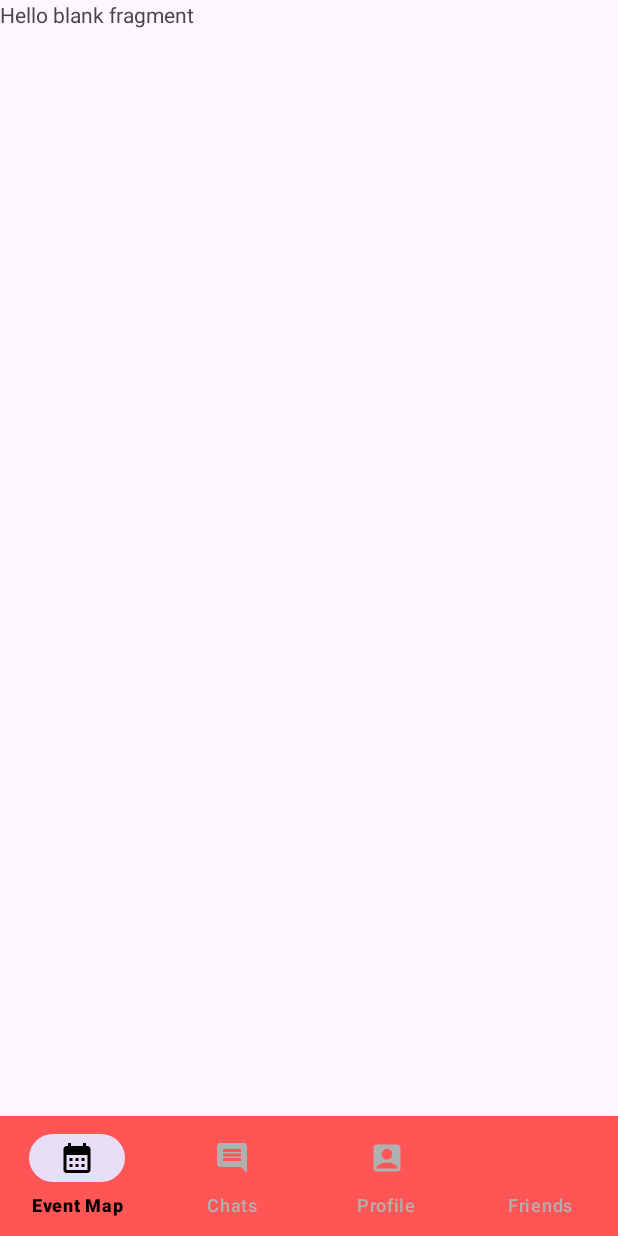
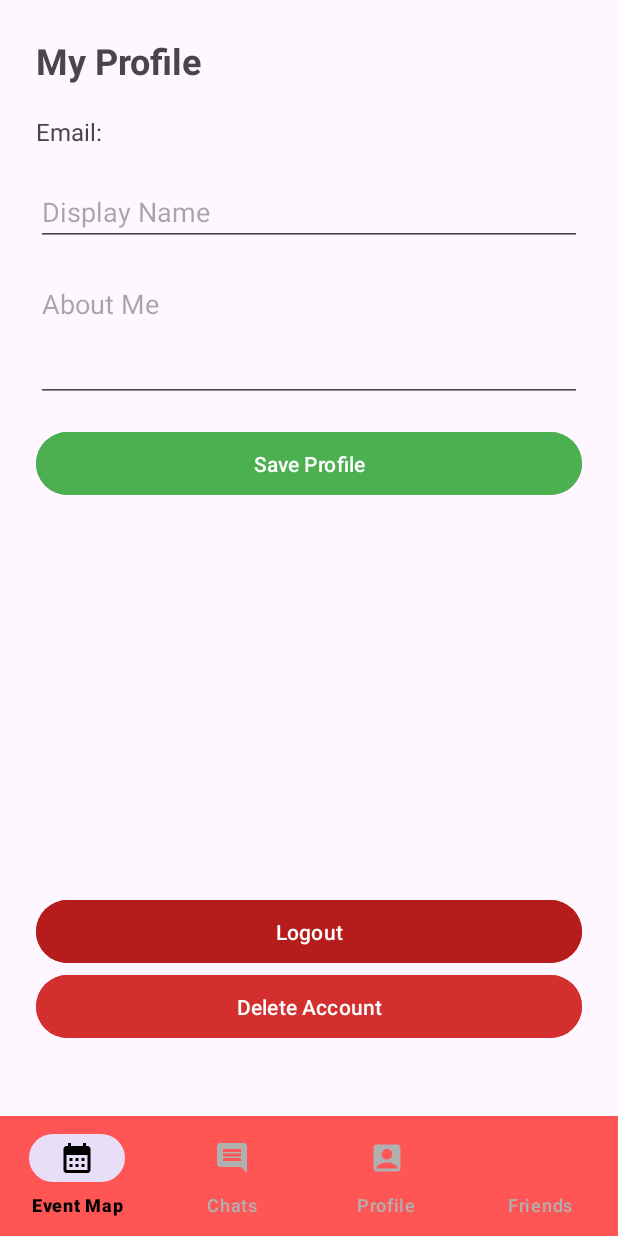
Before and after one commit to CodingKayvon/Zone, an Android app: the fragment profileFragment placed in its activity, on a phone screen of 412 x 824 dp. Run offline under Robolectric (Android 15) with nearby library versions, the phone set to English and light mode, and no system bars; our stand-ins replace Firebase (no records; nobody signed in at launch, a user with empty details on screens opened directly).

Commit message:
updated profile page to contain an about me button and display name. also created a logout and delete account button

```diff
--- a/app/build.gradle.kts
+++ b/app/build.gradle.kts
@@ -50,6 +50,7 @@ dependencies {
     implementation(libs.firebase.messaging)
     implementation(libs.firebase.inappmessaging.display)
     implementation(libs.firebase.database)
+    implementation(libs.firebase.database.ktx)
     testImplementation(libs.junit)
     androidTestImplementation(libs.androidx.junit)
     androidTestImplementation(libs.androidx.espresso.core)
--- a/app/src/main/java/com/example/zone/home/profileFragment.kt
+++ b/app/src/main/java/com/example/zone/home/profileFragment.kt
@@ -1,59 +1,104 @@
 package com.example.zone.home
 
+import android.content.Intent
 import android.os.Bundle
-import androidx.fragment.app.Fragment
 import android.view.LayoutInflater
 import android.view.View
 import android.view.ViewGroup
+import android.widget.*
+import androidx.fragment.app.Fragment
 import com.example.zone.R
+import com.example.zone.login.SignInActivity
+import com.google.android.material.dialog.MaterialAlertDialogBuilder
+import com.google.firebase.auth.FirebaseAuth
+import com.google.firebase.database.FirebaseDatabase
 
-// TODO: Rename parameter arguments, choose names that match
-// the fragment initialization parameters, e.g. ARG_ITEM_NUMBER
-private const val ARG_PARAM1 = "param1"
-private const val ARG_PARAM2 = "param2"
+class profileFragment : Fragment() {
 
-/**
- * A simple [Fragment] subclass.
- * Use the [profileFragment.newInstance] factory method to
- * create an instance of this fragment.
- */
-class profileFragment : Fragment() {
-    // TODO: Rename and change types of parameters
-    private var param1: String? = null
-    private var param2: String? = null
-
-    override fun onCreate(savedInstanceState: Bundle?) {
-        super.onCreate(savedInstanceState)
-        arguments?.let {
-            param1 = it.getString(ARG_PARAM1)
-            param2 = it.getString(ARG_PARAM2)
-        }
-    }
+    private lateinit var auth: FirebaseAuth
 
     override fun onCreateView(
         inflater: LayoutInflater, container: ViewGroup?,
         savedInstanceState: Bundle?
     ): View? {
-        // Inflate the layout for this fragment
-        return inflater.inflate(R.layout.fragment_profile, container, false)
+        val view = inflater.inflate(R.layout.fragment_profile, container, false)
+
+        auth = FirebaseAuth.getInstance()
+        val user = auth.currentUser
+        val uid = user?.uid
+        val database = FirebaseDatabase.getInstance().reference
+
+        val emailTextView = view.findViewById<TextView>(R.id.profileEmail)
+        val displayNameInput = view.findViewById<EditText>(R.id.displayNameInput)
+        val aboutMeInput = view.findViewById<EditText>(R.id.aboutMeInput)
+        val saveButton = view.findViewById<Button>(R.id.saveProfileButton)
+        val logoutButton = view.findViewById<Button>(R.id.logoutButton)
+        val deleteButton = view.findViewById<Button>(R.id.deleteAccountButton)
+
+        emailTextView.text = "Email: ${user?.email ?: "Not logged in"}"
+
+        // Load existing profile info
+        uid?.let {
+            database.child("users").child(it).get().addOnSuccessListener { snapshot ->
+                displayNameInput.setText(snapshot.child("displayName").value?.toString() ?: "")
+                aboutMeInput.setText(snapshot.child("aboutMe").value?.toString() ?: "")
+            }
+        }
+
+        // Save changes
+        saveButton.setOnClickListener {
+            val displayName = displayNameInput.text.toString().trim()
+            val aboutMe = aboutMeInput.text.toString().trim()
+
+            if (uid != null) {
+                val updates = mapOf(
+                    "displayName" to displayName,
+                    "aboutMe" to aboutMe
+                )
+                database.child("users").child(uid).updateChildren(updates)
+                    .addOnSuccessListener {
+                        Toast.makeText(requireContext(), "Profile updated", Toast.LENGTH_SHORT).show()
+                    }
+                    .addOnFailureListener {
+                        Toast.makeText(requireContext(), "Failed to save: ${it.message}", Toast.LENGTH_LONG).show()
+                    }
+            }
+        }
+
+        logoutButton.setOnClickListener {
+            auth.signOut()
+            val intent = Intent(requireContext(), SignInActivity::class.java)
+            startActivity(intent)
+            requireActivity().finish()
+        }
+
+        deleteButton.setOnClickListener {
+            showDeleteConfirmationDialog()
+        }
+
+        return view
     }
 
-    companion object {
-        /**
-         * Use this factory method to create a new instance of
-         * this fragment using the provided parameters.
-         *
-         * @param param1 Parameter 1.
-         * @param param2 Parameter 2.
-         * @return A new instance of fragment profileFragment.
-         */
-        // TODO: Rename and change types and number of parameters
-        @JvmStatic
-        fun newInstance(param1: String, param2: String) =
-            profileFragment().apply {
-                arguments = Bundle().apply {
-                    putString(ARG_PARAM1, param1)
-                    putString(ARG_PARAM2, param2)
+    private fun showDeleteConfirmationDialog() {
+        MaterialAlertDialogBuilder(requireContext())
+            .setTitle("Delete Account")
+            .setMessage("Are you sure you want to delete your account? This action cannot be undone.")
+            .setPositiveButton("Yes, Delete") { _, _ -> deleteAccount() }
+            .setNegativeButton("Cancel", null)
+            .show()
+    }
+
+    private fun deleteAccount() {
+        val user = auth.currentUser
+        user?.delete()
+            ?.addOnCompleteListener { task ->
+                if (task.isSuccessful) {
+                    Toast.makeText(requireContext(), "Account deleted", Toast.LENGTH_SHORT).show()
+                    val intent = Intent(requireContext(), SignInActivity::class.java)
+                    startActivity(intent)
+                    requireActivity().finish()
+                } else {
+                    Toast.makeText(requireContext(), "Failed to delete account: ${task.exception?.message}", Toast.LENGTH_LONG).show()
                 }
             }
     }
--- a/app/src/main/res/layout/fragment_profile.xml
+++ b/app/src/main/res/layout/fragment_profile.xml
@@ -1,14 +1,98 @@
 <?xml version="1.0" encoding="utf-8"?>
-<FrameLayout xmlns:android="http://schemas.android.com/apk/res/android"
-    xmlns:tools="http://schemas.android.com/tools"
+<androidx.constraintlayout.widget.ConstraintLayout
+    xmlns:android="http://schemas.android.com/apk/res/android"
+    xmlns:app="http://schemas.android.com/apk/res-auto"
     android:layout_width="match_parent"
     android:layout_height="match_parent"
-    tools:context=".home.profileFragment">
+    android:padding="24dp">
 
-    <!-- TODO: Update blank fragment layout -->
+    <!-- Title -->
     <TextView
-        android:layout_width="match_parent"
-        android:layout_height="match_parent"
-        android:text="@string/hello_blank_fragment" />
+        android:id="@+id/profileTitle"
+        android:layout_width="wrap_content"
+        android:layout_height="wrap_content"
+        android:text="My Profile"
+        android:textSize="24sp"
+        android:textStyle="bold"
+        app:layout_constraintTop_toTopOf="parent"
+        app:layout_constraintStart_toStartOf="parent" />
 
-</FrameLayout>
+    <!-- Email display -->
+    <TextView
+        android:id="@+id/profileEmail"
+        android:layout_width="0dp"
+        android:layout_height="wrap_content"
+        android:text="Email: "
+        android:textSize="16sp"
+        app:layout_constraintTop_toBottomOf="@id/profileTitle"
+        app:layout_constraintStart_toStartOf="parent"
+        app:layout_constraintEnd_toEndOf="parent"
+        android:layout_marginTop="20dp" />
+
+    <!-- Display Name -->
+    <EditText
+        android:id="@+id/displayNameInput"
+        android:layout_width="0dp"
+        android:layout_height="wrap_content"
+        android:hint="Display Name"
+        android:layout_marginTop="20dp"
+        app:layout_constraintTop_toBottomOf="@id/profileEmail"
+        app:layout_constraintStart_toStartOf="parent"
+        app:layout_constraintEnd_toEndOf="parent" />
+
+    <!-- About Me -->
+    <EditText
+        android:id="@+id/aboutMeInput"
+        android:layout_width="0dp"
+        android:layout_height="wrap_content"
+        android:hint="About Me"
+        android:minLines="3"
+        android:gravity="top"
+        android:layout_marginTop="16dp"
+        app:layout_constraintTop_toBottomOf="@id/displayNameInput"
+        app:layout_constraintStart_toStartOf="parent"
+        app:layout_constraintEnd_toEndOf="parent" />
+
+    <!-- Save Profile Button -->
+    <Button
+        android:id="@+id/saveProfileButton"
+        android:layout_width="0dp"
+        android:layout_height="50dp"
+        android:text="Save Profile"
+        android:textAllCaps="false"
+        android:textColor="#FFFFFF"
+        android:backgroundTint="#4CAF50"
+        android:layout_marginTop="16dp"
+        app:layout_constraintTop_toBottomOf="@id/aboutMeInput"
+        app:layout_constraintStart_toStartOf="parent"
+        app:layout_constraintEnd_toEndOf="parent" />
+
+    <!-- Logout Button (near bottom) -->
+    <Button
+        android:id="@+id/logoutButton"
+        android:layout_width="0dp"
+        android:layout_height="50dp"
+        android:text="Logout"
+        android:textAllCaps="false"
+        android:textColor="#FFFFFF"
+        android:backgroundTint="#B71C1C"
+        android:layout_marginTop="32dp"
+        app:layout_constraintBottom_toTopOf="@id/deleteAccountButton"
+        app:layout_constraintStart_toStartOf="parent"
+        app:layout_constraintEnd_toEndOf="parent" />
+
+    <!-- Delete Account Button (bottom) -->
+    <Button
+        android:id="@+id/deleteAccountButton"
+        android:layout_width="0dp"
+        android:layout_height="50dp"
+        android:text="Delete Account"
+        android:textAllCaps="false"
+        android:textColor="#FFFFFF"
+        android:backgroundTint="#D32F2F"
+        android:layout_marginBottom="24dp"
+        app:layout_constraintBottom_toBottomOf="parent"
+        app:layout_constraintStart_toStartOf="parent"
+        app:layout_constraintEnd_toEndOf="parent" />
+
+</androidx.constraintlayout.widget.ConstraintLayout>
--- a/gradle/libs.versions.toml
+++ b/gradle/libs.versions.toml
@@ -17,6 +17,7 @@ playServicesMaps = "18.1.0"
 firebaseMessaging = "24.1.1"
 firebaseInappmessagingDisplay = "21.0.2"
 firebaseDatabase = "21.0.0"
+firebaseDatabaseKtx = "21.0.0"
 
 [libraries]
 androidx-core-ktx = { group = "androidx.core", name = "core-ktx", version.ref = "coreKtx" }
@@ -33,6 +34,7 @@ play-services-maps = { group = "com.google.android.gms", name = "play-services-m
 firebase-messaging = { group = "com.google.firebase", name = "firebase-messaging", version.ref = "firebaseMessaging" }
 firebase-inappmessaging-display = { group = "com.google.firebase", name = "firebase-inappmessaging-display", version.ref = "firebaseInappmessagingDisplay" }
 firebase-database = { group = "com.google.firebase", name = "firebase-database", version.ref = "firebaseDatabase" }
+firebase-database-ktx = { group = "com.google.firebase", name = "firebase-database-ktx", version.ref = "firebaseDatabaseKtx" }
 
 [plugins]
 android-application = { id = "com.android.application", version.ref = "agp" }
```
Also changed, not shown: app/src/main/res/values/styles.xml (added, +9 -0 lines).
